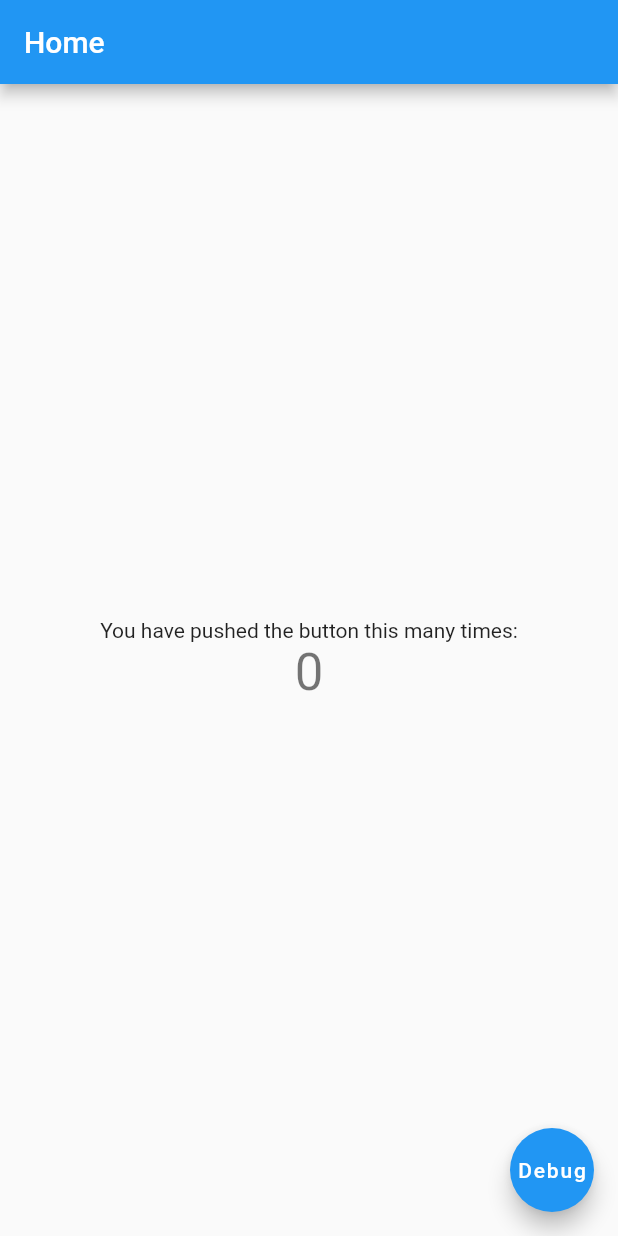
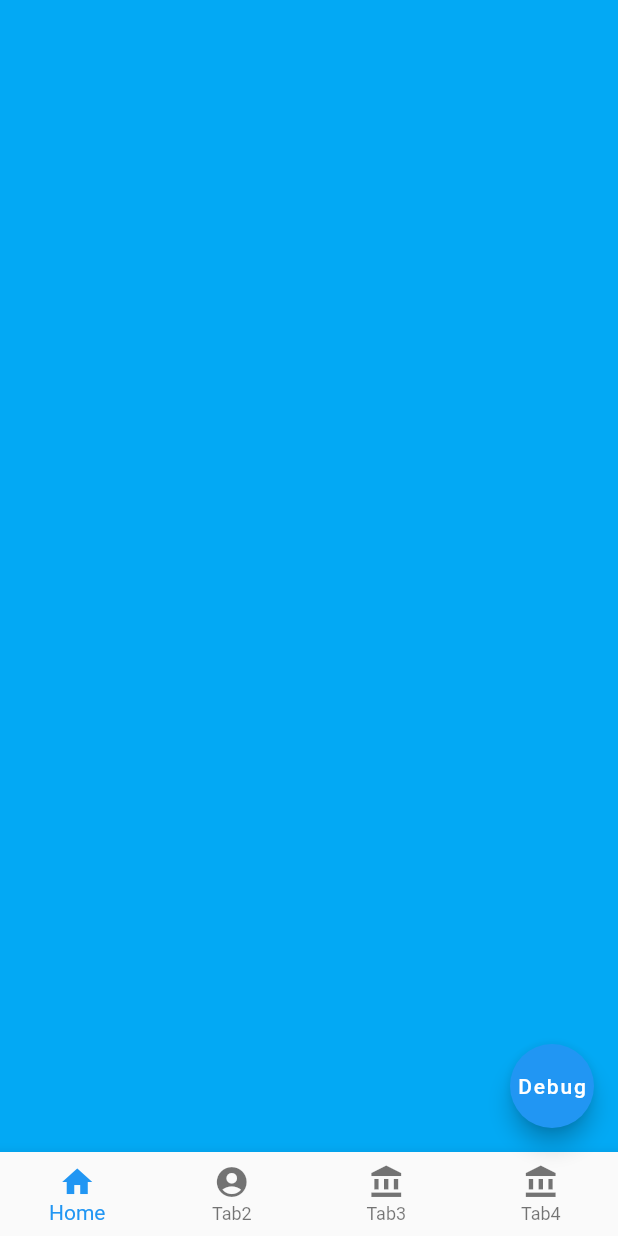
Before and after one commit to rookiegan/wanandroid_flutter, a Flutter app: the screen it shows after launch, on a phone screen of 412 x 824 dp. Run offline on Flutter 3.47's test engine with Material 2 defaults, Android fonts, the phone set to English and light mode, and no system bars; our stand-ins replace bot_toast, convert, dio, flutter_screenutil, get, retrofit and 1 more; missing offline and left inert: curl_logger_dio_interceptor, mmkv; generated files the repository leaves out were written again.

Commit message:
feat: 添加HomePage

```diff
--- a/lib/modules/_home/home_page.dart
+++ b/lib/modules/_home/home_page.dart
@@ -1,74 +1,67 @@
 import '../../dependency.dart';
-import '../_test/test_page.dart';
-import '../_test/test_index.dart';
 
 class HomePage extends StatefulWidget {
   static final routeName = "/HomePage";
 
-  HomePage({Key? key}) : super(key: key);
+  @override
+  State<HomePage> createState() {
+    return _HomePageState();
+  }
+}
+class _HomePageState extends State<HomePage> {
+  static PageController _pageController = PageController();
+  final List<Widget> _bottomNavPages = [
+    Container(color: Colors.lightBlue),
+    Container(color: Colors.red),
+    Container(color: Colors.yellow),
+    Container(color: Colors.green),
+  ];
 
-  @override
-  _HomePageState createState() => _HomePageState();
-}
+  int _pageIndex = 0;
 
-class _HomePageState extends State<HomePage> {
-  int _counter = 0;
+  final List<BottomNavigationBarItem> _bottomNavBarItems = [
+    BottomNavigationBarItem(icon: Icon(Icons.home), label: "Home"),
+    BottomNavigationBarItem(icon: Icon(Icons.account_circle_rounded), label: "Tab2"),
+    BottomNavigationBarItem(icon: Icon(Icons.account_balance), label: "Tab3"),
+    BottomNavigationBarItem(icon: Icon(Icons.account_balance), label: "Tab4"),
+  ];
 
   @override
   Widget build(BuildContext context) {
-    // This method is rerun every time setState is called, for instance as done
-    // by the _incrementCounter method above.
-    //
-    // The Flutter framework has been optimized to make rerunning build methods
-    // fast, so that you can just rebuild anything that needs updating rather
-    // than having to individually change instances of widgets.
     return Scaffold(
-      appBar: AppBar(
-        // Here we take the value from the MyHomePage object that was created by
-        // the App.build method, and use it to set our appbar title.
-        title: Text("Home"),
+      body: PageView.builder(
+        physics: NeverScrollableScrollPhysics(),
+        controller: _pageController,
+        itemCount: _bottomNavPages.length,
+        itemBuilder: (context, index) => _bottomNavPages[index],
       ),
-      body: Center(
-        // Center is a layout widget. It takes a single child and positions it
-        // in the middle of the parent.
-        child: Column(
-          // Column is also a layout widget. It takes a list of children and
-          // arranges them vertically. By default, it sizes itself to fit its
-          // children horizontally, and tries to be as tall as its parent.
-          //
-          // Invoke "debug painting" (press "p" in the console, choose the
-          // "Toggle Debug Paint" action from the Flutter Inspector in Android
-          // Studio, or the "Toggle Debug Paint" command in Visual Studio Code)
-          // to see the wireframe for each widget.
-          //
-          // Column has various properties to control how it sizes itself and
-          // how it positions its children. Here we use mainAxisAlignment to
-          // center the children vertically; the main axis here is the vertical
-          // axis because Columns are vertical (the cross axis would be
-          // horizontal).
-          mainAxisAlignment: MainAxisAlignment.center,
-          children: <Widget>[
-            Text(
-              'You have pushed the button this many times:',
-            ),
-            Text(
-              '$_counter',
-              style: Theme.of(context).textTheme.headline4,
-            ),
-          ],
-        ),
+      bottomNavigationBar: BottomNavigationBar(
+        type: BottomNavigationBarType.fixed,
+        items: _bottomNavBarItems,
+        currentIndex: _pageIndex,
+        selectedItemColor: Colors.blue,
+        onTap: (index) {
+          if (_pageController.hasClients) {
+            _pageIndex = index;
+            _pageController.animateToPage(
+              index,
+              duration: const Duration(milliseconds: 200),
+              curve: Curves.easeInOut,
+            );
+            setState(() {});
+          }
+        },
       ),
       floatingActionButton: _buildDebugFAB(),
     );
   }
 
-  _buildDebugFAB() {
+  Widget _buildDebugFAB() {
     return FloatingActionButton(
       onPressed: () {
-        Get.toNamed(TestPage.routeName);
-        // wanApi.getBannerArticles().asStream().delay(Duration(seconds: 2)).data().loadingDialog().commit((event) {
-        //   "event=== ${event.length}".d();
-        // });
+        wanApi.getBannerArticles().asStream().delay(Duration(seconds: 2)).data().loadingDialog().commit((event) {
+          "event=== ${event.length}".d();
+        });
       },
       child: const Text("Debug"),
       tooltip: "Debug",
```
